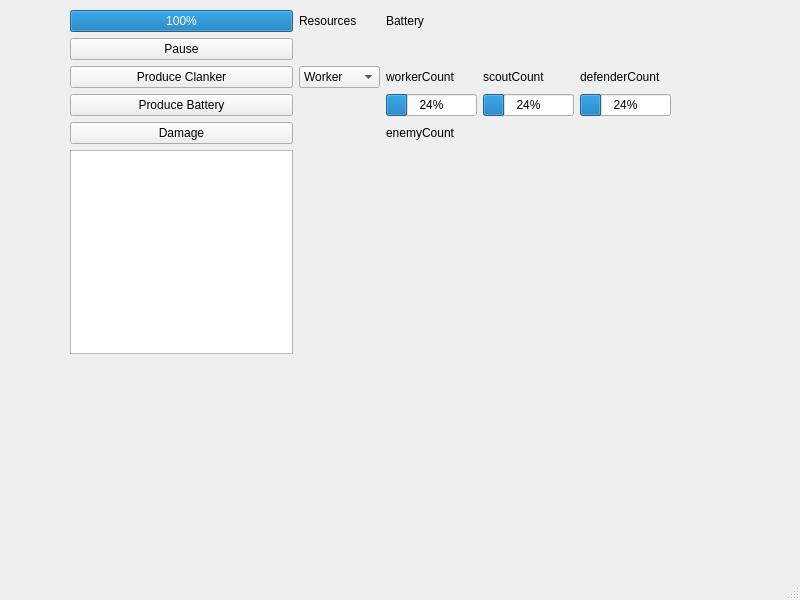
The window that ClankerFactory/mainwindow.ui (BowenS123/ProjectCPP) describes before a commit, drawn with Qt 5.
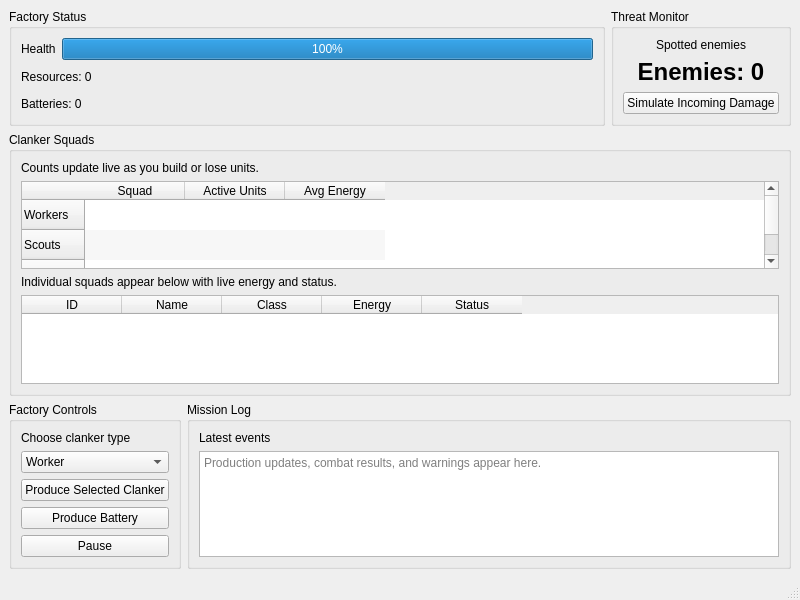
The same window after the commit.

Commit message:
Improve UI and enforce energy depletion
added detailed clanker tables with inactive/destroyed status.
prevent workers/scouts/defenders from operating once their energy reaches zero and only resume after a recharge.

Diff of the .ui file:
```diff
--- a/ClankerFactory/mainwindow.ui
+++ b/ClankerFactory/mainwindow.ui
@@ -14,52 +14,25 @@
    <string>MainWindow</string>
   </property>
   <widget class="QWidget" name="centralwidget">
-   <widget class="QWidget" name="layoutWidget">
-    <property name="geometry">
-     <rect>
-      <x>70</x>
-      <y>10</y>
-      <width>601</width>
-      <height>344</height>
-     </rect>
-    </property>
-    <layout class="QGridLayout" name="gridLayout">
-     <item row="4" column="0">
-      <widget class="QPushButton" name="damageButton">
+     <layout class="QVBoxLayout" name="centralLayout">
+        <item>
+         <layout class="QHBoxLayout" name="statusRowLayout">
+            <item>
+             <widget class="QGroupBox" name="factoryGroupBox">
+                <property name="title">
+                 <string>Factory Status</string>
+                </property>
+                <layout class="QVBoxLayout" name="factoryStatusLayout">
+                 <item>
+                    <layout class="QHBoxLayout" name="factoryHealthLayout">
+                     <item>
+                        <widget class="QLabel" name="factoryHealthLabel">
        <property name="text">
-        <string>Damage</string>
+                            <string>Health</string>
        </property>
       </widget>
      </item>
-     <item row="1" column="0">
-      <widget class="QPushButton" name="pauseButton">
-       <property name="text">
-        <string>Pause</string>
-       </property>
-      </widget>
-     </item>
-     <item row="2" column="0">
-      <widget class="QPushButton" name="produceButton">
-       <property name="text">
-        <string>Produce Clanker</string>
-       </property>
-      </widget>
-     </item>
-     <item row="3" column="3">
-      <widget class="QProgressBar" name="scoutEnergyBar">
-       <property name="value">
-        <number>24</number>
-       </property>
-      </widget>
-     </item>
-     <item row="3" column="2">
-      <widget class="QProgressBar" name="workerEnergyBar">
-       <property name="value">
-        <number>24</number>
-       </property>
-      </widget>
-     </item>
-     <item row="0" column="0">
+                     <item>
       <widget class="QProgressBar" name="factoryHealthBar">
        <property name="maximum">
         <number>500</number>
@@ -69,38 +42,217 @@
        </property>
       </widget>
      </item>
-     <item row="5" column="0">
-      <widget class="QTextEdit" name="logTextEdit"/>
-     </item>
-     <item row="0" column="1">
+                    </layout>
+                 </item>
+                 <item>
       <widget class="QLabel" name="resourcesLabel">
        <property name="text">
-        <string>Resources</string>
+                        <string>Resources: 0</string>
        </property>
       </widget>
      </item>
-     <item row="2" column="3">
-      <widget class="QLabel" name="scoutCountLabel">
+                 <item>
+                    <widget class="QLabel" name="batteryLabel">
        <property name="text">
-        <string>scoutCount</string>
+                        <string>Batteries: 0</string>
        </property>
       </widget>
      </item>
-     <item row="3" column="0">
-      <widget class="QPushButton" name="produceBatteryButton">
+                </layout>
+             </widget>
+            </item>
+            <item>
+             <widget class="QGroupBox" name="enemyGroupBox">
+                <property name="title">
+                 <string>Threat Monitor</string>
+                </property>
+                <layout class="QVBoxLayout" name="enemyLayout">
+                 <item>
+                    <widget class="QLabel" name="enemyInfoLabel">
        <property name="text">
-        <string>Produce Battery</string>
-       </property>
-      </widget>
-     </item>
-     <item row="4" column="2">
+                        <string>Spotted enemies</string>
+                     </property>
+                     <property name="alignment">
+                        <set>Qt::AlignCenter</set>
+                     </property>
+                    </widget>
+                 </item>
+                 <item>
       <widget class="QLabel" name="enemyCountLabel">
+                     <property name="font">
+                        <font>
+                         <pointsize>18</pointsize>
+                         <weight>75</weight>
+                         <bold>true</bold>
+                        </font>
+                     </property>
        <property name="text">
-        <string>enemyCount</string>
-       </property>
-      </widget>
-     </item>
-     <item row="2" column="1">
+                        <string>Enemies: 0</string>
+                     </property>
+                     <property name="alignment">
+                        <set>Qt::AlignCenter</set>
+                     </property>
+                    </widget>
+                 </item>
+                 <item>
+                    <widget class="QPushButton" name="damageButton">
+                     <property name="text">
+                        <string>Simulate Incoming Damage</string>
+                     </property>
+                    </widget>
+                 </item>
+                </layout>
+             </widget>
+            </item>
+         </layout>
+        </item>
+        <item>
+            <widget class="QGroupBox" name="clankerGroupBox">
+             <property name="title">
+                <string>Clanker Squads</string>
+             </property>
+             <layout class="QVBoxLayout" name="clankerTableLayout">
+              <item>
+               <widget class="QLabel" name="clankerTableHintLabel">
+                <property name="text">
+                 <string>Counts update live as you build or lose units.</string>
+                </property>
+               </widget>
+              </item>
+              <item>
+               <widget class="QTableWidget" name="clankerTableWidget">
+                <property name="alternatingRowColors">
+                 <bool>true</bool>
+                </property>
+                <property name="editTriggers">
+                 <set>QAbstractItemView::NoEditTriggers</set>
+                </property>
+                <property name="selectionMode">
+                 <enum>QAbstractItemView::NoSelection</enum>
+                </property>
+                <property name="showGrid">
+                 <bool>false</bool>
+                </property>
+                <property name="focusPolicy">
+                 <enum>Qt::NoFocus</enum>
+                </property>
+                <property name="rowCount">
+                 <number>3</number>
+                </property>
+                <property name="columnCount">
+                 <number>3</number>
+                </property>
+                <column>
+                 <property name="text">
+                  <string>Squad</string>
+                 </property>
+                </column>
+                <column>
+                 <property name="text">
+                  <string>Active Units</string>
+                 </property>
+                </column>
+                <column>
+                 <property name="text">
+                  <string>Avg Energy</string>
+                 </property>
+                </column>
+                <row>
+                 <property name="text">
+                  <string>Workers</string>
+                 </property>
+                </row>
+                <row>
+                 <property name="text">
+                  <string>Scouts</string>
+                 </property>
+                </row>
+                <row>
+                 <property name="text">
+                  <string>Defenders</string>
+                 </property>
+                </row>
+               </widget>
+              </item>
+              <item>
+               <widget class="QLabel" name="unitTableHintLabel">
+                <property name="text">
+                 <string>Individual squads appear below with live energy and status.</string>
+                </property>
+               </widget>
+              </item>
+              <item>
+               <widget class="QTableWidget" name="clankerDetailTableWidget">
+                <property name="alternatingRowColors">
+                 <bool>true</bool>
+                </property>
+                <property name="editTriggers">
+                 <set>QAbstractItemView::NoEditTriggers</set>
+                </property>
+                <property name="selectionBehavior">
+                 <enum>QAbstractItemView::SelectRows</enum>
+                </property>
+                <property name="selectionMode">
+                 <enum>QAbstractItemView::NoSelection</enum>
+                </property>
+                <property name="showGrid">
+                 <bool>false</bool>
+                </property>
+                <property name="focusPolicy">
+                 <enum>Qt::NoFocus</enum>
+                </property>
+                <property name="rowCount">
+                 <number>0</number>
+                </property>
+                <property name="columnCount">
+                 <number>5</number>
+                </property>
+                <column>
+                 <property name="text">
+                  <string>ID</string>
+                 </property>
+                </column>
+                <column>
+                 <property name="text">
+                  <string>Name</string>
+                 </property>
+                </column>
+                <column>
+                 <property name="text">
+                  <string>Class</string>
+                 </property>
+                </column>
+                <column>
+                 <property name="text">
+                  <string>Energy</string>
+                 </property>
+                </column>
+                <column>
+                 <property name="text">
+                  <string>Status</string>
+                 </property>
+                </column>
+               </widget>
+              </item>
+             </layout>
+            </widget>
+        </item>
+        <item>
+         <layout class="QHBoxLayout" name="controlsAndLogLayout">
+            <item>
+             <widget class="QGroupBox" name="controlsGroupBox">
+                <property name="title">
+                 <string>Factory Controls</string>
+                </property>
+                <layout class="QGridLayout" name="controlsGridLayout">
+                 <item row="0" column="0">
+                    <widget class="QLabel" name="clankerTypeLabel">
+                     <property name="text">
+                        <string>Choose clanker type</string>
+                     </property>
+                    </widget>
+                 </item>
+                 <item row="1" column="0">
       <widget class="QComboBox" name="clankerTypeComboBox">
        <item>
         <property name="text">
@@ -119,36 +271,59 @@
        </item>
       </widget>
      </item>
-     <item row="2" column="2">
-      <widget class="QLabel" name="workerCountLabel">
+                 <item row="2" column="0">
+                    <widget class="QPushButton" name="produceButton">
        <property name="text">
-        <string>workerCount</string>
+                        <string>Produce Selected Clanker</string>
        </property>
       </widget>
      </item>
-     <item row="0" column="2">
-      <widget class="QLabel" name="batteryLabel">
+                 <item row="3" column="0">
+                    <widget class="QPushButton" name="produceBatteryButton">
        <property name="text">
-        <string>Battery</string>
+                        <string>Produce Battery</string>
        </property>
       </widget>
      </item>
-     <item row="3" column="4">
-      <widget class="QProgressBar" name="defenderEnergyBar">
-       <property name="value">
-        <number>24</number>
+                 <item row="4" column="0">
+                    <widget class="QPushButton" name="pauseButton">
+                     <property name="text">
+                        <string>Pause</string>
        </property>
       </widget>
      </item>
-     <item row="2" column="4">
-      <widget class="QLabel" name="defenderCountLabel">
+                </layout>
+             </widget>
+            </item>
+            <item>
+             <widget class="QGroupBox" name="logGroupBox">
+                <property name="title">
+                 <string>Mission Log</string>
+                </property>
+                <layout class="QVBoxLayout" name="logLayout">
+                 <item>
+                    <widget class="QLabel" name="logHintLabel">
        <property name="text">
-        <string>defenderCount</string>
+                        <string>Latest events</string>
        </property>
       </widget>
      </item>
-    </layout>
-   </widget>
+                 <item>
+                   <widget class="QTextEdit" name="logTextEdit">
+                    <property name="readOnly">
+                     <bool>true</bool>
+                    </property>
+                     <property name="placeholderText">
+                        <string>Production updates, combat results, and warnings appear here.</string>
+                     </property>
+                    </widget>
+                 </item>
+                </layout>
+             </widget>
+            </item>
+         </layout>
+        </item>
+     </layout>
   </widget>
   <widget class="QMenuBar" name="menubar">
    <property name="geometry">
```
Left out of the diff: 2 changed lines with no effect on the pictures. Lines whose indentation alone changed are shown as unchanged. The commit also changes 47 other files.
